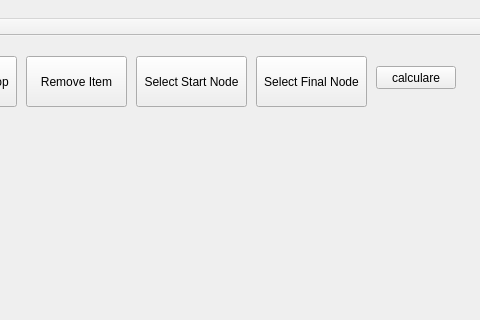
Old version of the form mainwindow.ui in the repository mehdirhm/advanceprogramingproject; both pictures show x 314 to 794 and y 0 to 320 of the 794 by 539 pixel window.
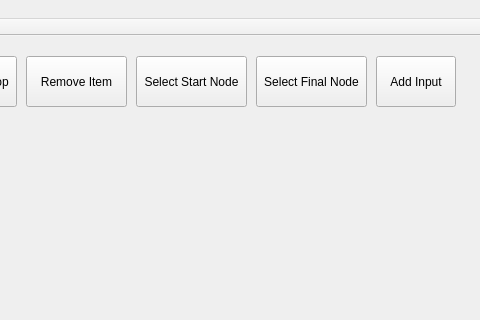
New version of the form. Custom widgets are drawn as their Qt base class.

What changed in the file:
```diff
--- a/mainwindow.ui
+++ b/mainwindow.ui
@@ -106,13 +106,13 @@
     <property name="geometry">
      <rect>
       <x>690</x>
-      <y>30</y>
+      <y>20</y>
       <width>80</width>
-      <height>23</height>
+      <height>51</height>
      </rect>
     </property>
     <property name="text">
-     <string>calculare</string>
+     <string>Add Input</string>
     </property>
    </widget>
   </widget>
```
